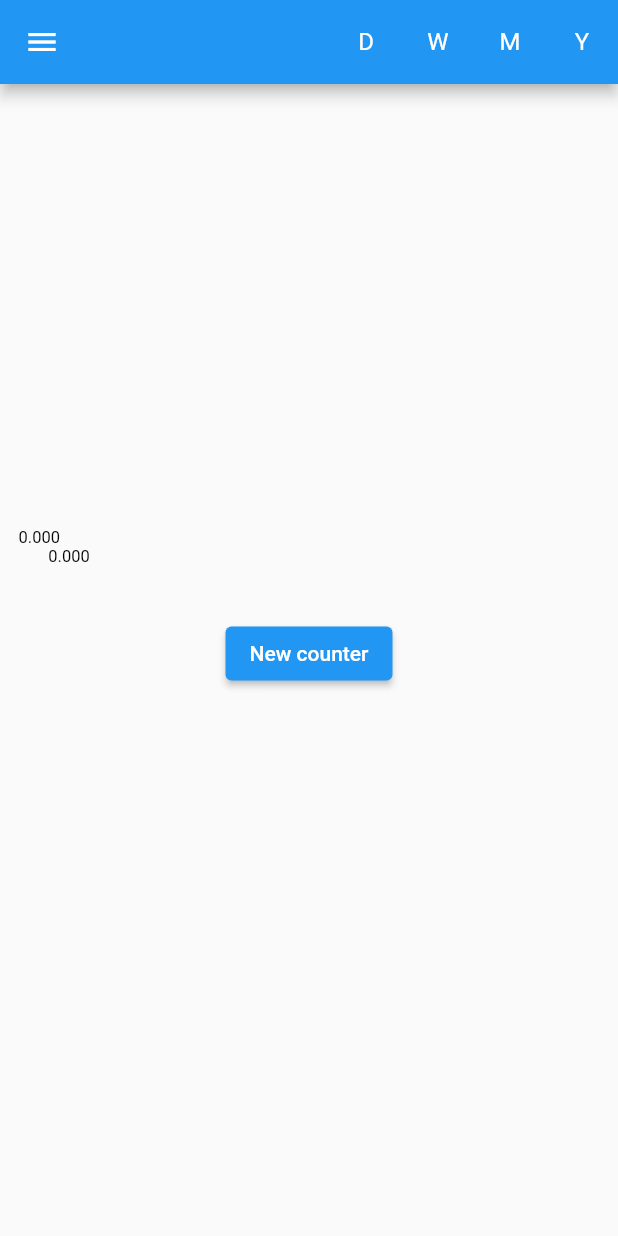
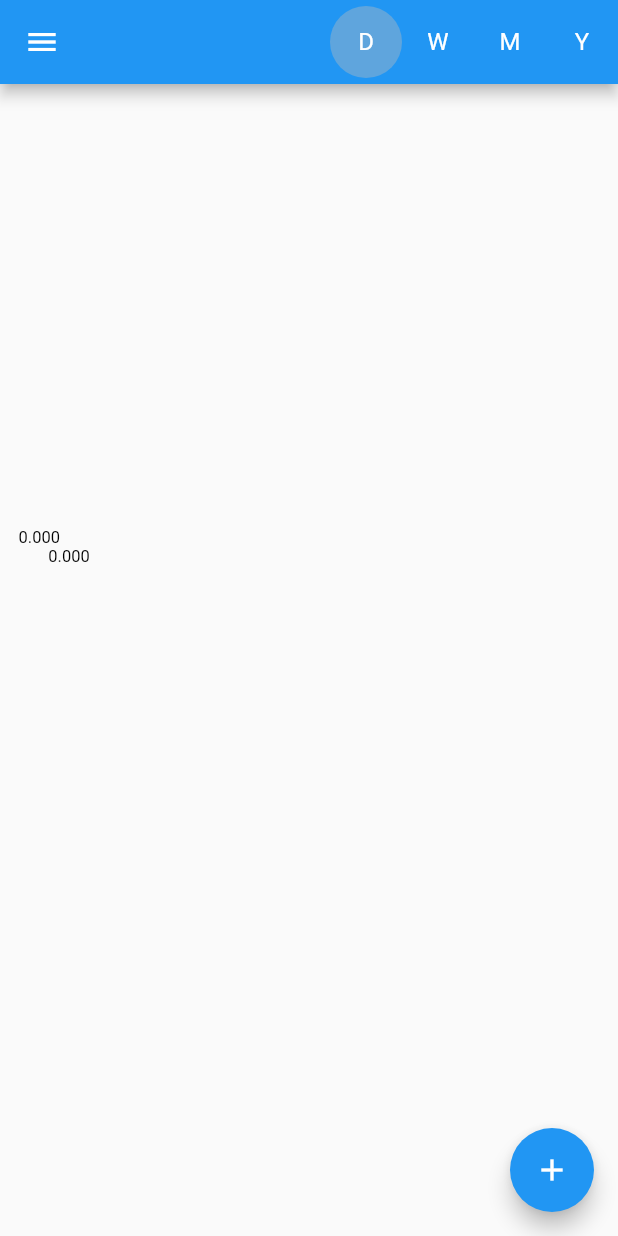
Before and after one commit to eevleevs/graphic-counter, a Flutter app: the screen it shows once a user with an empty profile is signed in, on a phone screen of 412 x 824 dp. Run offline on Flutter 3.47's test engine with Material 2 defaults, Android fonts, the phone set to English and light mode, and no system bars; drawn by our look-alikes of fl_chart; our stand-ins replace adaptive_dialog, cloud_firestore, firebase_auth, firebase_core, flutter_signin_button, get_storage and 1 more; missing offline and left inert: flutter_palette; accounts and stored records are empty; network calls fail.

Commit message:
New counter with fab

```diff
--- a/lib/main.dart
+++ b/lib/main.dart
@@ -9,6 +9,7 @@ import 'package:firebase_core/firebase_core.dart';
 import 'package:fl_chart/fl_chart.dart';
 import 'package:flutter/material.dart';
 import 'package:flutter/painting.dart';
+import 'package:flutter/rendering.dart';
 import 'package:flutter/widgets.dart';
 import 'package:flutter_signin_button/flutter_signin_button.dart';
 import 'package:flutter_palette/flutter_palette.dart';
@@ -98,12 +99,13 @@ class _MainPageState extends State<MainPage> {
   var colors = [];
   var counters = SplayTreeMap();
   double maxY = 0;
-  var period = GetStorage().read('period');
+  var period = GetStorage().read('period') ?? 'days';
   Map<String, List<FlSpot>> spots = {};
   var _today = 0;
 
   late String exportPath;
   late DocumentReference<Map<String, dynamic>> userRef;
+  bool fabVisible = true;
 
   @override
   void initState() {
@@ -130,6 +132,11 @@ class _MainPageState extends State<MainPage> {
     getExternalStorageDirectory().then((externalStorage) {
       exportPath = '${externalStorage?.path}/data.json';
     });
+  }
+
+  @override
+  void dispose() {
+    super.dispose();
   }
 
   void importData() async {
@@ -171,6 +178,23 @@ class _MainPageState extends State<MainPage> {
     }
     userRef.update(data);
     ScaffoldMessenger.of(context).showSnackBar(const SnackBar(content: Text('Data imported')));
+  }
+
+  void newCounter() async {
+    var alreadyUsed = false;
+    String? name;
+    while (true) {
+      name = (await showTextInputDialog(
+          context: context,
+          textFields: const [DialogTextField()],
+          message: alreadyUsed ? '$name is already used' : 'name the counter'))?[0];
+      if ([null, ''].contains(name)) return;
+      if (!counters.containsKey(name)) break;
+      alreadyUsed = true;
+    }
+    userRef.update({
+      'counters.$name': {today().toString(): 0}
+    });
   }
 
   void prepareChart() => setState(() {
@@ -255,6 +279,9 @@ class _MainPageState extends State<MainPage> {
                 ),
               ],
             ))),
+        floatingActionButton: Visibility(
+            visible: fabVisible,
+            child: FloatingActionButton(onPressed: newCounter, child: const Icon(Icons.add))),
         body: Flex(direction: portrait ? Axis.vertical : Axis.horizontal, children: [
           Expanded(
               flex: portrait ? 45 : 60,
@@ -287,37 +314,26 @@ class _MainPageState extends State<MainPage> {
               flex: portrait ? 55 : 40,
               child: Padding(
                   padding: const EdgeInsets.only(top: 10),
+                  child: NotificationListener<ScrollNotification>(
+                      onNotification: (notification) {
+                        if (notification.depth == 0) {
+                          if (fabVisible) {
+                            if (notification is OverscrollNotification &&
+                                notification.overscroll > 0) {
+                              setState(() => fabVisible = false);
+                            }
+                          } else if (notification is UserScrollNotification &&
+                              notification.direction == ScrollDirection.forward) {
+                            setState(() => fabVisible = true);
+                          }
+                        }
+                        return false;
+                      },
                       child: ListView.separated(
                         separatorBuilder: (_, __) =>
                             Divider(height: 5, color: Theme.of(context).canvasColor),
-                    itemCount: counters.keys.isNotEmpty ? counters.keys.length + 1 : 1,
+                        itemCount: counters.keys.length,
                         itemBuilder: (context, index) {
-                      if (index == counters.keys.length) {
-                        return Align(
-                            alignment: Alignment.center,
-                            child: Padding(
-                                padding: const EdgeInsets.only(bottom: 5),
-                                child: ElevatedButton(
-                                    child: const Text('New counter'),
-                                    onPressed: () async {
-                                      var alreadyUsed = false;
-                                      String? name;
-                                      while (true) {
-                                        name = (await showTextInputDialog(
-                                            context: context,
-                                            textFields: const [DialogTextField()],
-                                            message: alreadyUsed
-                                                ? '$name is already used'
-                                                : 'name the counter'))?[0];
-                                        if ([null, ''].contains(name)) return;
-                                        if (!counters.containsKey(name)) break;
-                                        alreadyUsed = true;
-                                      }
-                                      userRef.update({
-                                        'counters.$name': {today().toString(): 0}
-                                      });
-                                    })));
-                      }
                           final color = colors[index];
                           final name = List.of(counters.keys)[index];
                           final _today = today().toString();
@@ -332,8 +348,9 @@ class _MainPageState extends State<MainPage> {
                                   color: color,
                                   onPressed: () {
                                     final _today = today().toString();
-                                userRef.update(
-                                    {'counters.$name.$_today': (counters[name][_today] ?? 0) + 1});
+                                    userRef.update({
+                                      'counters.$name.$_today': (counters[name][_today] ?? 0) + 1
+                                    });
                                   },
                                   icon: const Icon(Icons.add)),
                               IconButton(
@@ -360,7 +377,7 @@ class _MainPageState extends State<MainPage> {
                             ]),
                           );
                         },
-                  ))),
+                      )))),
         ]));
   }
 }
```
Lines whose indentation alone changed are shown as unchanged.
